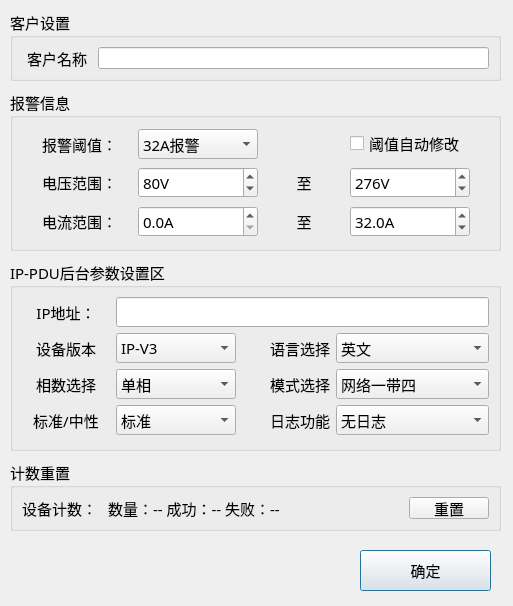
Old version of the form MonitorPduTool/home/home_setdlg.ui in the repository ChinaClever/PDU-MonitorTool.
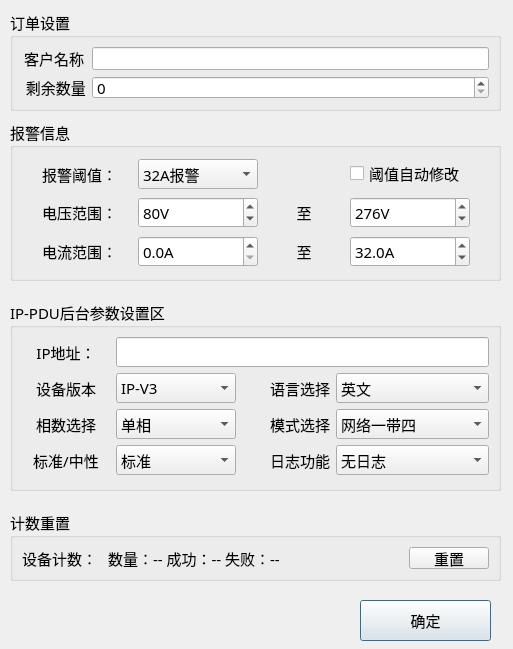
New version of the form.

Commit message: 增加强制输入客户名称和数量

The edit to the form file:
```diff
--- a/MonitorPduTool/home/home_setdlg.ui
+++ b/MonitorPduTool/home/home_setdlg.ui
@@ -7,7 +7,7 @@
     <x>0</x>
     <y>0</y>
     <width>513</width>
-    <height>606</height>
+    <height>649</height>
    </rect>
   </property>
   <property name="font">
@@ -25,7 +25,7 @@
      <x>10</x>
      <y>10</y>
      <width>491</width>
-     <height>71</height>
+     <height>101</height>
     </rect>
    </property>
    <property name="font">
@@ -35,7 +35,7 @@
     </font>
    </property>
    <property name="title">
-    <string>客户设置</string>
+    <string>订单设置</string>
    </property>
    <layout class="QGridLayout" name="gridLayout">
     <item row="0" column="0">
@@ -54,16 +54,42 @@
       </property>
      </widget>
     </item>
-    <item row="0" column="1" colspan="2">
+    <item row="0" column="1">
      <widget class="QLineEdit" name="userEdit"/>
     </item>
+    <item row="1" column="0">
+     <widget class="QLabel" name="label_19">
+      <property name="maximumSize">
+       <size>
+        <width>70</width>
+        <height>16777215</height>
+       </size>
+      </property>
+      <property name="text">
+       <string> 剩余数量</string>
+      </property>
+      <property name="alignment">
+       <set>Qt::AlignCenter</set>
+      </property>
+     </widget>
+    </item>
+    <item row="1" column="1">
+     <widget class="QSpinBox" name="numSpin">
+      <property name="maximum">
+       <number>99999</number>
+      </property>
+      <property name="singleStep">
+       <number>100</number>
+      </property>
+     </widget>
+    </item>
    </layout>
   </widget>
   <widget class="QGroupBox" name="groupBox_1">
    <property name="geometry">
     <rect>
      <x>10</x>
-     <y>90</y>
+     <y>120</y>
      <width>491</width>
      <height>161</height>
     </rect>
@@ -369,7 +395,7 @@
    <property name="geometry">
     <rect>
      <x>360</x>
-     <y>550</y>
+     <y>600</y>
      <width>131</width>
      <height>41</height>
     </rect>
@@ -388,7 +414,7 @@
    <property name="geometry">
     <rect>
      <x>10</x>
-     <y>460</y>
+     <y>510</y>
      <width>491</width>
      <height>71</height>
     </rect>
@@ -442,7 +468,7 @@
    <property name="geometry">
     <rect>
      <x>10</x>
-     <y>260</y>
+     <y>300</y>
      <width>491</width>
      <height>191</height>
     </rect>
```
The commit also changes 6 other files.
